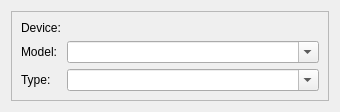
Above: ssc/src/deviceinformation.ui from KDE/simon before the change. Below: the same form after it.
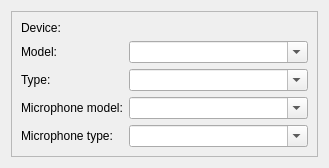
That is the form after the change.

Commit message: Adding device information to samples; Retreiving microphones / soundcard information from server Transparently adding devices / mics that are not yet in the database Re-working sample sending Fixing some memory leaks all around

```diff
--- a/ssc/src/deviceinformation.ui
+++ b/ssc/src/deviceinformation.ui
@@ -6,8 +6,8 @@
    <rect>
     <x>0</x>
     <y>0</y>
-    <width>340</width>
-    <height>95</height>
+    <width>329</width>
+    <height>154</height>
    </rect>
   </property>
   <property name="windowTitle">
@@ -77,6 +77,46 @@
         </property>
        </widget>
       </item>
+      <item row="3" column="0">
+       <widget class="QLabel" name="label_3">
+        <property name="text">
+         <string>Microphone model:</string>
+        </property>
+       </widget>
+      </item>
+      <item row="3" column="1">
+       <widget class="QComboBox" name="cbMicModel">
+        <property name="minimumSize">
+         <size>
+          <width>170</width>
+          <height>0</height>
+         </size>
+        </property>
+        <property name="editable">
+         <bool>true</bool>
+        </property>
+       </widget>
+      </item>
+      <item row="4" column="0">
+       <widget class="QLabel" name="label_4">
+        <property name="text">
+         <string>Microphone type:</string>
+        </property>
+       </widget>
+      </item>
+      <item row="4" column="1">
+       <widget class="QComboBox" name="cbMicType">
+        <property name="minimumSize">
+         <size>
+          <width>170</width>
+          <height>0</height>
+         </size>
+        </property>
+        <property name="editable">
+         <bool>true</bool>
+        </property>
+       </widget>
+      </item>
      </layout>
     </widget>
    </item>
```
The commit also changes 38 other files.
